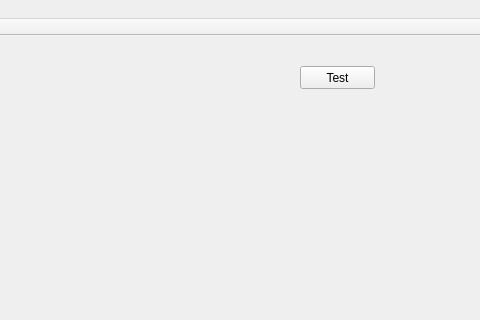
Above: src/views/main_window/_main_window.ui from vvchigirev/Endo before the change; both pictures show x 320 to 800 and y 0 to 320 of the 800 by 595 pixel window. Below: the same form after it.
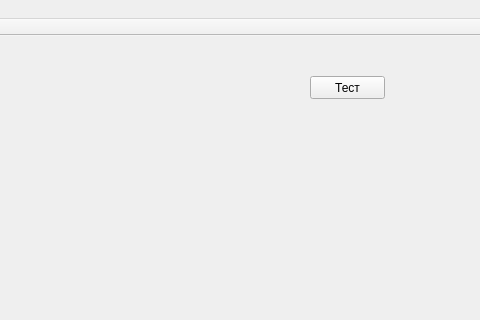
That is the form after the change.

Patch:
```diff
--- a/src/views/main_window/_main_window.ui
+++ b/src/views/main_window/_main_window.ui
@@ -162,14 +162,14 @@
    <widget class="QPushButton" name="pushButtonTest">
     <property name="geometry">
      <rect>
-      <x>620</x>
-      <y>30</y>
+      <x>630</x>
+      <y>40</y>
       <width>75</width>
       <height>23</height>
      </rect>
     </property>
     <property name="text">
-     <string>Test</string>
+     <string>Тест</string>
     </property>
    </widget>
   </widget>
```
Left out of the diff: 5 changed lines with no effect on the pictures.
